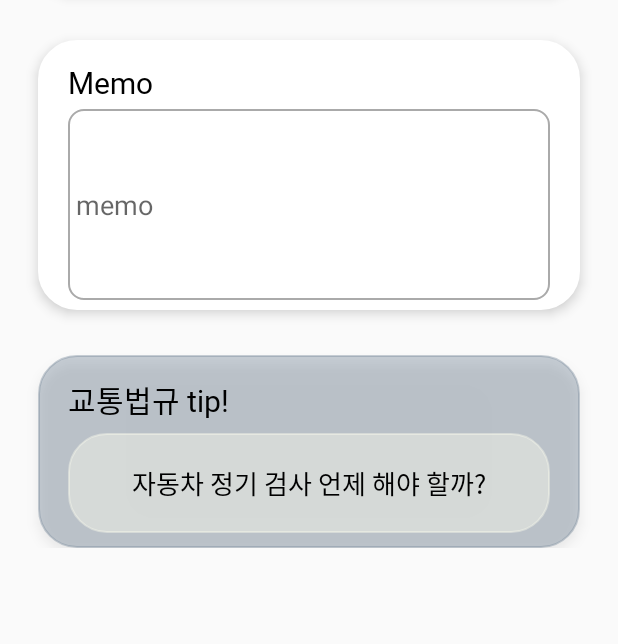
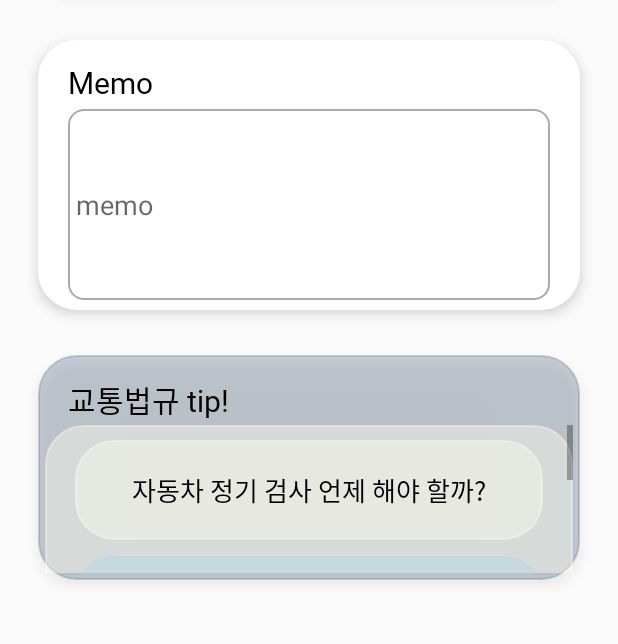
Before and after one commit to jsk41755/Car_management_app, an Android app: the layout activity_tab1_fragment.xml on its own in the app's theme, with its tools: preview values and no code run, on a phone screen of 412 x 824 dp, the part 226-870 px from its top. Run offline under Robolectric (Android 15) with nearby library versions, the phone set to English and light mode, and no system bars.

Commit message:
정승규 맡은 기능 완료

```diff
--- a/app/src/main/java/com/example/car_management_app/Frag5.java
+++ b/app/src/main/java/com/example/car_management_app/Frag5.java
@@ -2,9 +2,7 @@ package com.example.car_management_app;
 
 import android.os.Bundle;
 import android.os.Handler;
-import android.os.Looper;
 import android.os.Message;
-import android.text.TextWatcher;
 import android.util.Log;
 import android.view.LayoutInflater;
 import android.view.View;
@@ -14,10 +12,6 @@ import android.widget.TextView;
 import androidx.annotation.NonNull;
 import androidx.annotation.Nullable;
 import androidx.fragment.app.Fragment;
-
-import com.google.firebase.database.DataSnapshot;
-import com.google.firebase.database.DatabaseError;
-import com.google.firebase.database.ValueEventListener;
 
 import org.jsoup.Jsoup;
 import org.jsoup.nodes.Document;
--- a/app/src/main/res/layout/activity_tab1_fragment.xml
+++ b/app/src/main/res/layout/activity_tab1_fragment.xml
@@ -126,15 +126,10 @@
 
     </LinearLayout>
 
-    <ScrollView
-        android:layout_width="match_parent"
-        android:layout_height="wrap_content"
-        app:layout_constraintTop_toBottomOf="@+id/linearLayout3">
-
         <LinearLayout
             android:id="@+id/linearLayout"
             android:layout_width="match_parent"
-            android:layout_height="wrap_content"
+            android:layout_height="150dp"
             android:layout_marginStart="25dp"
             android:layout_marginTop="30dp"
             android:layout_marginEnd="25dp"
@@ -143,7 +138,7 @@
             android:orientation="vertical"
             app:layout_constraintEnd_toEndOf="parent"
             app:layout_constraintStart_toStartOf="parent"
-            app:layout_constraintTop_toBottomOf="parent">
+            app:layout_constraintTop_toBottomOf="@+id/linearLayout3">
 
             <TextView
                 android:id="@+id/textView"
@@ -160,8 +155,20 @@
                 app:layout_constraintStart_toStartOf="parent"
                 app:layout_constraintTop_toBottomOf="parent" />
 
+            <ScrollView
+                android:layout_width="match_parent"
+                android:layout_height="wrap_content">
+
                 <LinearLayout
-                android:id="@+id/DriveLayout"
+                    android:layout_width="match_parent"
+                    android:layout_height="wrap_content"
+                    android:background="@drawable/shape_button"
+                    android:backgroundTint="@color/ivory"
+                    android:orientation="vertical"
+                    android:gravity="start">
+
+                <LinearLayout
+                    android:id="@+id/DriveLayout1"
                     android:layout_width="match_parent"
                     android:layout_height="wrap_content"
                     android:layout_marginStart="15dp"
@@ -188,8 +195,65 @@
 
                 </LinearLayout>
 
+                <LinearLayout
+                    android:id="@+id/DriveLayout2"
+                    android:layout_width="match_parent"
+                    android:layout_height="wrap_content"
+                    android:layout_marginBottom="5dp"
+                    android:layout_marginTop="5dp"
+                    android:layout_marginStart="15dp"
+                    android:layout_marginEnd="15dp"
+                    android:gravity="start"
+                    android:background="@drawable/shape_button"
+                    android:backgroundTint="@color/lightblue">
+                    <TextView
+                        android:id="@+id/Drive_tip2"
+                        android:layout_width="match_parent"
+                        android:layout_height="wrap_content"
+                        android:fontFamily="@font/cafe24_surround_air"
+                        android:text="@string/tip5"
+                        android:textColor="@color/black"
+                        android:textSize="17dp"
+                        android:gravity="center"
+                        android:layout_gravity="center"
+                        android:layout_marginBottom="15dp"
+                        android:layout_marginTop="15dp"
+                        android:layout_marginStart="15dp"
+                        android:layout_marginEnd="15dp"/>
                 </LinearLayout>
 
+                <LinearLayout
+                    android:id="@+id/DriveLayout3"
+                    android:layout_width="match_parent"
+                    android:layout_height="wrap_content"
+                    android:layout_marginBottom="5dp"
+                    android:layout_marginTop="5dp"
+                    android:layout_marginStart="15dp"
+                    android:layout_marginEnd="15dp"
+                    android:gravity="start"
+                    android:background="@drawable/shape_button"
+                    android:backgroundTint="@color/lightpink">
+                    <TextView
+                        android:id="@+id/Drive_tip3"
+                        android:layout_width="match_parent"
+                        android:layout_height="wrap_content"
+                        android:fontFamily="@font/cafe24_surround_air"
+                        android:text="@string/tip6"
+                        android:textColor="@color/black"
+                        android:textSize="17dp"
+                        android:gravity="center"
+                        android:layout_gravity="center"
+                        android:layout_marginBottom="15dp"
+                        android:layout_marginTop="15dp"
+                        android:layout_marginStart="15dp"
+                        android:layout_marginEnd="15dp"/>
+                        </LinearLayout>
+                </LinearLayout>
             </ScrollView>
+        </LinearLayout>
+
+
+
+
 
 </androidx.constraintlayout.widget.ConstraintLayout>
```
Also changed, not shown: app/src/main/java/com/example/car_management_app/Frag1.java (+104 -23 lines), app/src/main/java/com/example/car_management_app/Frag4.java (+5 -5 lines), app/src/main/res/drawable-v24/drive1_1.png (renamed from app/src/main/res/drawable-v24/drive1.png), app/src/main/res/drawable-v24/drive1_2.png (renamed from app/src/main/res/drawable-v24/drive2.png), app/src/main/res/drawable-v24/drive1_3.png (renamed from app/src/main/res/drawable-v24/drive3.png), app/src/main/res/drawable-v24/drive2_1.png (added), app/src/main/res/drawable-v24/drive2_2.png (added), app/src/main/res/drawable-v24/drive3_1.png (added), app/src/main/res/drawable-v24/drive3_2.png (added), app/src/main/res/drawable-v24/drive3_3.png (added), app/src/main/res/drawable-v24/drive4_1.png (added), app/src/main/res/drawable-v24/drive4_2.png (added), app/src/main/res/drawable-v24/drive4_3.png (added), app/src/main/res/drawable-v24/drive5_1.png (added), 4 more files. Lines whose indentation alone changed are shown as unchanged.
